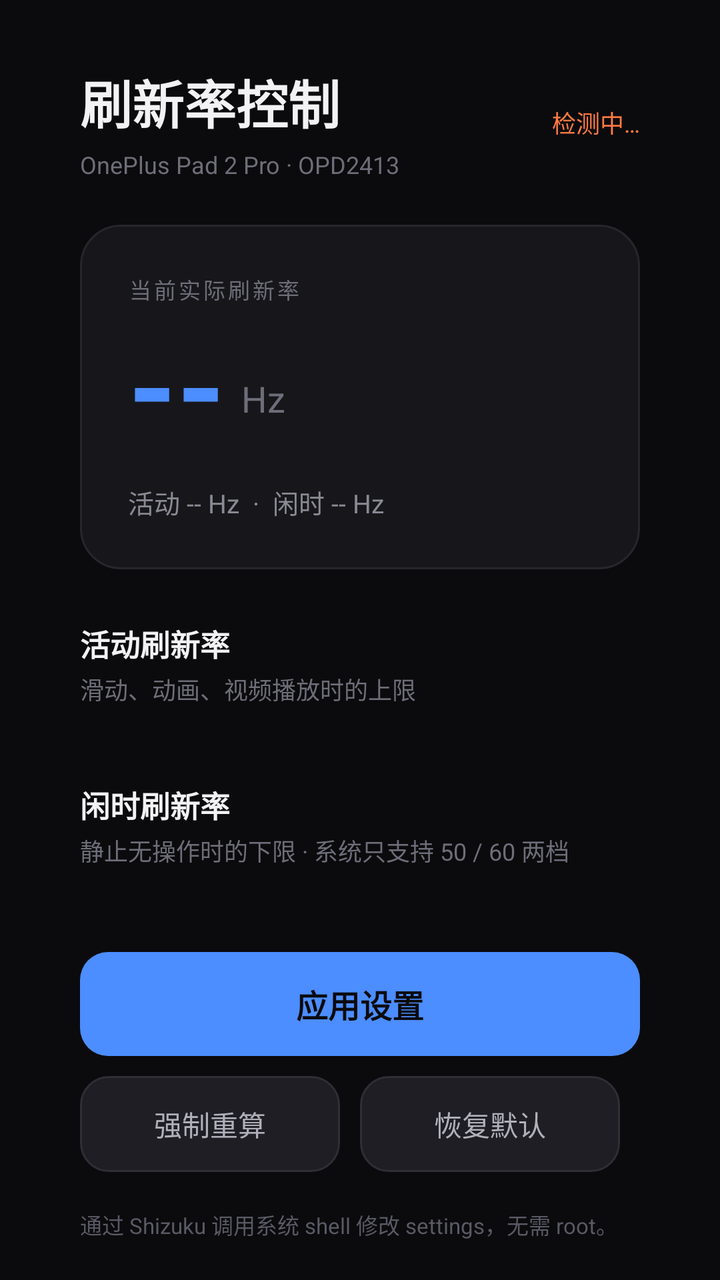
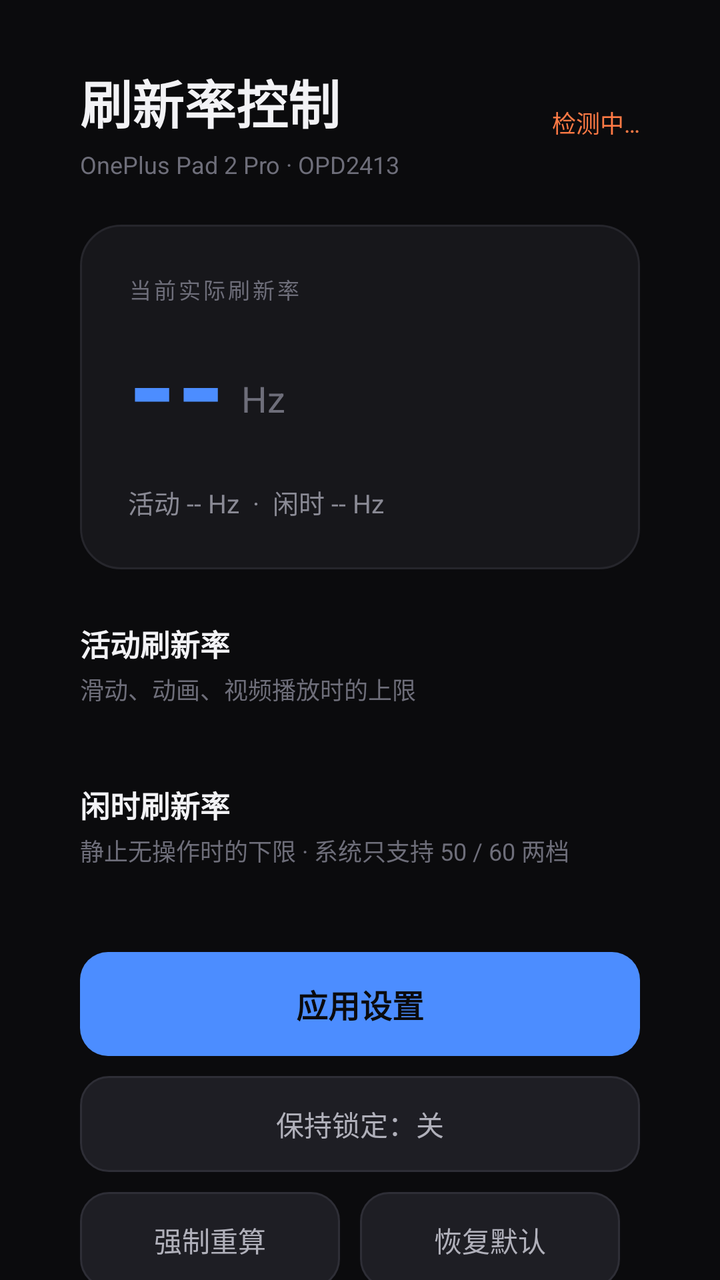

The first picture is an Android layout as it rendered before a commit; the second is the same layout after the commit. The layout source and the unified diff follow.
<!-- AndroidManifest.xml: application theme AppTheme -->
<!-- res/layout/activity_main.xml -->
<?xml version="1.0" encoding="utf-8"?>
<ScrollView xmlns:android="http://schemas.android.com/apk/res/android"
    android:layout_width="match_parent"
    android:layout_height="match_parent"
    android:background="#0B0B0D"
    android:fillViewport="true"
    android:scrollbars="none">

    <LinearLayout
        android:layout_width="match_parent"
        android:layout_height="wrap_content"
        android:orientation="vertical"
        android:paddingLeft="40dp"
        android:paddingRight="40dp"
        android:paddingTop="32dp"
        android:paddingBottom="40dp">

        <LinearLayout
            android:layout_width="match_parent"
            android:layout_height="wrap_content"
            android:orientation="horizontal"
            android:gravity="center_vertical">

            <LinearLayout
                android:layout_width="0dp"
                android:layout_height="wrap_content"
                android:layout_weight="1"
                android:orientation="vertical">

                <TextView
                    android:layout_width="wrap_content"
                    android:layout_height="wrap_content"
                    android:text="刷新率控制"
                    android:textColor="#F2F2F5"
                    android:textSize="26sp"
                    android:textStyle="bold" />

                <TextView
                    android:id="@+id/tv_device"
                    android:layout_width="wrap_content"
                    android:layout_height="wrap_content"
                    android:layout_marginTop="4dp"
                    android:text="OnePlus Pad 2 Pro · OPD2413"
                    android:textColor="#6E6E7A"
                    android:textSize="12sp" />
            </LinearLayout>

            <TextView
                android:id="@+id/tv_perm"
                android:layout_width="wrap_content"
                android:layout_height="wrap_content"
                android:text="检测中…"
                android:textColor="#FF7A45"
                android:textSize="12sp" />
        </LinearLayout>

        <LinearLayout
            android:layout_width="match_parent"
            android:layout_height="wrap_content"
            android:layout_marginTop="22dp"
            android:background="@drawable/bg_card"
            android:orientation="vertical"
            android:padding="24dp">

            <TextView
                android:layout_width="wrap_content"
                android:layout_height="wrap_content"
                android:text="当前实际刷新率"
                android:textColor="#6E6E7A"
                android:textSize="11sp"
                android:letterSpacing="0.12" />

            <LinearLayout
                android:layout_width="wrap_content"
                android:layout_height="wrap_content"
                android:layout_marginTop="6dp"
                android:orientation="horizontal"
                android:gravity="bottom">

                <TextView
                    android:id="@+id/tv_live"
                    android:layout_width="wrap_content"
                    android:layout_height="wrap_content"
                    android:text="--"
                    android:textColor="#4C8DFF"
                    android:textSize="62sp"
                    android:textStyle="bold"
                    android:includeFontPadding="false" />

                <TextView
                    android:layout_width="wrap_content"
                    android:layout_height="wrap_content"
                    android:layout_marginLeft="8dp"
                    android:layout_marginBottom="10dp"
                    android:text="Hz"
                    android:textColor="#6E6E7A"
                    android:textSize="18sp" />
            </LinearLayout>

            <TextView
                android:id="@+id/tv_summary"
                android:layout_width="wrap_content"
                android:layout_height="wrap_content"
                android:layout_marginTop="10dp"
                android:text="活动 -- Hz  ·  闲时 -- Hz"
                android:textColor="#8A8A95"
                android:textSize="13sp" />
        </LinearLayout>

        <TextView
            android:layout_width="wrap_content"
            android:layout_height="wrap_content"
            android:layout_marginTop="26dp"
            android:text="活动刷新率"
            android:textColor="#F2F2F5"
            android:textSize="15sp"
            android:textStyle="bold" />

        <TextView
            android:layout_width="wrap_content"
            android:layout_height="wrap_content"
            android:layout_marginTop="3dp"
            android:text="滑动、动画、视频播放时的上限"
            android:textColor="#6E6E7A"
            android:textSize="12sp" />

        <LinearLayout
            android:id="@+id/group_active"
            android:layout_width="match_parent"
            android:layout_height="wrap_content"
            android:layout_marginTop="12dp"
            android:orientation="horizontal" />

        <TextView
            android:layout_width="wrap_content"
            android:layout_height="wrap_content"
            android:layout_marginTop="26dp"
            android:text="闲时刷新率"
            android:textColor="#F2F2F5"
            android:textSize="15sp"
            android:textStyle="bold" />

        <TextView
            android:id="@+id/tv_idle_hint"
            android:layout_width="wrap_content"
            android:layout_height="wrap_content"
            android:layout_marginTop="3dp"
            android:text="静止无操作时的下限 · 系统只支持 50 / 60 两档"
            android:textColor="#6E6E7A"
            android:textSize="12sp" />

        <LinearLayout
            android:id="@+id/group_idle"
            android:layout_width="match_parent"
            android:layout_height="wrap_content"
            android:layout_marginTop="12dp"
            android:orientation="horizontal" />

        <TextView
            android:id="@+id/btn_apply"
            android:layout_width="match_parent"
            android:layout_height="52dp"
            android:layout_marginTop="30dp"
            android:background="@drawable/bg_btn_primary"
            android:gravity="center"
            android:text="应用设置"
            android:textColor="#0B0B0D"
            android:textSize="16sp"
            android:textStyle="bold" />

        <LinearLayout
            android:layout_width="match_parent"
            android:layout_height="wrap_content"
            android:layout_marginTop="10dp"
            android:orientation="horizontal">

            <TextView
                android:id="@+id/btn_recalc"
                android:layout_width="0dp"
                android:layout_height="48dp"
                android:layout_weight="1"
                android:background="@drawable/bg_btn_secondary"
                android:gravity="center"
                android:text="强制重算"
                android:textColor="#B0B0BA"
                android:textSize="14sp" />

            <View
                android:layout_width="10dp"
                android:layout_height="1dp" />

            <TextView
                android:id="@+id/btn_default"
                android:layout_width="0dp"
                android:layout_height="48dp"
                android:layout_weight="1"
                android:background="@drawable/bg_btn_secondary"
                android:gravity="center"
                android:text="恢复默认"
                android:textColor="#B0B0BA"
                android:textSize="14sp" />

            <View
                android:layout_width="10dp"
                android:layout_height="1dp" />

            <TextView
                android:id="@+id/btn_perm"
                android:layout_width="0dp"
                android:layout_height="48dp"
                android:layout_weight="1"
                android:background="@drawable/bg_btn_secondary"
                android:gravity="center"
                android:text="授权权限"
                android:textColor="#4C8DFF"
                android:textSize="14sp"
                android:visibility="gone" />
        </LinearLayout>

        <TextView
            android:id="@+id/tv_hint"
            android:layout_width="match_parent"
            android:layout_height="wrap_content"
            android:layout_marginTop="18dp"
            android:text="通过 Shizuku 调用系统 shell 修改 settings，无需 root。"
            android:textColor="#5A5A66"
            android:textSize="11sp"
            android:lineSpacingExtra="3dp" />
    </LinearLayout>
</ScrollView>
<!-- resources referenced by this layout -->
<resources>
  <!-- drawable bg_btn_primary (drawable) -->
  <?xml version="1.0" encoding="utf-8"?>
  <shape xmlns:android="http://schemas.android.com/apk/res/android" android:shape="rectangle">
      <solid android:color="#4C8DFF" />
      <corners android:radius="14dp" />
  </shape>
  <!-- drawable bg_btn_secondary (drawable) -->
  <?xml version="1.0" encoding="utf-8"?>
  <shape xmlns:android="http://schemas.android.com/apk/res/android" android:shape="rectangle">
      <solid android:color="#1E1E24" />
      <corners android:radius="14dp" />
      <stroke android:width="1dp" android:color="#2E2E36" />
  </shape>
  <!-- drawable bg_card (drawable) -->
  <?xml version="1.0" encoding="utf-8"?>
  <shape xmlns:android="http://schemas.android.com/apk/res/android" android:shape="rectangle">
      <solid android:color="#17171B" />
      <corners android:radius="20dp" />
      <stroke android:width="1dp" android:color="#26262C" />
  </shape>
  <style name="AppTheme" parent="android:Theme.Material.NoActionBar">
          <item name="android:windowBackground">#0B0B0D</item>
          <item name="android:colorAccent">#4C8DFF</item>
          <item name="android:statusBarColor">#0B0B0D</item>
          <item name="android:navigationBarColor">#0B0B0D</item>
          <item name="android:windowLightStatusBar">false</item>
          <item name="android:textColorPrimary">#F2F2F5</item>
          <item name="android:textColorSecondary">#8A8A95</item>
      </style>
</resources>

<!-- the commit's change to res/layout/activity_main.xml (unified diff, before → after) -->
@@ -168,6 +168,17 @@
             android:textSize="16sp"
             android:textStyle="bold" />
 
+        <TextView
+            android:id="@+id/btn_lock"
+            android:layout_width="match_parent"
+            android:layout_height="48dp"
+            android:layout_marginTop="10dp"
+            android:background="@drawable/bg_btn_secondary"
+            android:gravity="center"
+            android:text="保持锁定：关"
+            android:textColor="#B0B0BA"
+            android:textSize="14sp" />
+
         <LinearLayout
             android:layout_width="match_parent"
             android:layout_height="wrap_content"
